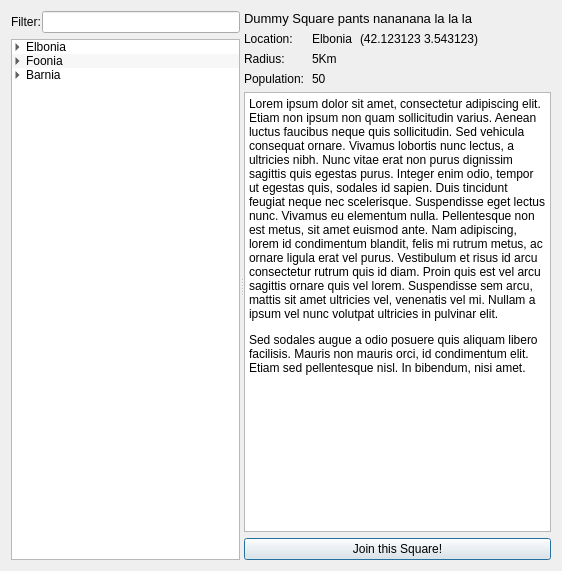
This is src/ui/square.ui in whirm/tgs-pc as Qt 5 draws it before an edit. The edited form follows.
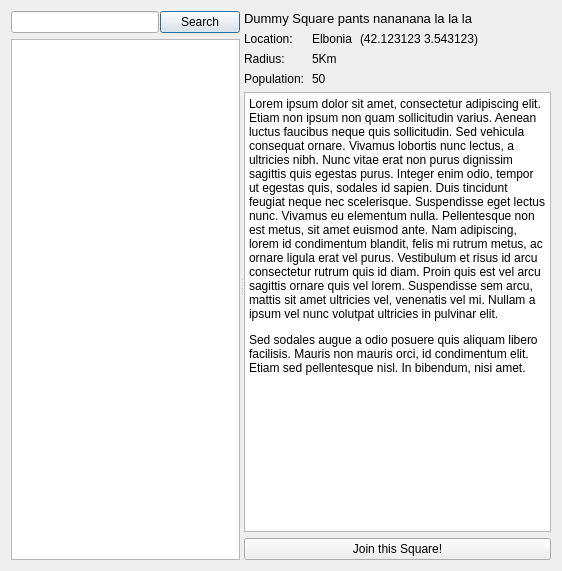
This is the edited form. Icons and pictures are not drawn.

Commit message: Implement square search functionality, testing still pending

```diff
--- a/src/ui/square.ui
+++ b/src/ui/square.ui
@@ -36,14 +36,7 @@
           <enum>QLayout::SetMaximumSize</enum>
          </property>
          <item>
-          <widget class="QLabel" name="label">
-           <property name="text">
-            <string>Filter:</string>
-           </property>
-          </widget>
-         </item>
-         <item>
-          <widget class="QLineEdit" name="lineEdit_2">
+          <widget class="QLineEdit" name="search_line">
            <property name="sizePolicy">
             <sizepolicy hsizetype="Expanding" vsizetype="Fixed">
              <horstretch>0</horstretch>
@@ -64,80 +57,17 @@
            </property>
           </widget>
          </item>
+         <item>
+          <widget class="QPushButton" name="search_btn">
+           <property name="text">
+            <string>Search</string>
+           </property>
+          </widget>
+         </item>
         </layout>
        </item>
        <item>
-        <widget class="QTreeWidget" name="treeWidget">
-         <property name="sizePolicy">
-          <sizepolicy hsizetype="Expanding" vsizetype="Expanding">
-           <horstretch>0</horstretch>
-           <verstretch>0</verstretch>
-          </sizepolicy>
-         </property>
-         <property name="maximumSize">
-          <size>
-           <width>282</width>
-           <height>16777215</height>
-          </size>
-         </property>
-         <property name="alternatingRowColors">
-          <bool>true</bool>
-         </property>
-         <property name="indentation">
-          <number>11</number>
-         </property>
-         <property name="rootIsDecorated">
-          <bool>true</bool>
-         </property>
-         <attribute name="headerVisible">
-          <bool>false</bool>
-         </attribute>
-         <column>
-          <property name="text">
-           <string>location</string>
-          </property>
-         </column>
-         <item>
-          <property name="text">
-           <string>Elbonia</string>
-          </property>
-          <item>
-           <property name="text">
-            <string>Dummy Squarepants nananan lalalal</string>
-           </property>
-          </item>
-         </item>
-         <item>
-          <property name="text">
-           <string>Foonia</string>
-          </property>
-          <item>
-           <property name="text">
-            <string>asdfasdf</string>
-           </property>
-          </item>
-         </item>
-         <item>
-          <property name="text">
-           <string>Barnia</string>
-          </property>
-          <item>
-           <property name="text">
-            <string>asdfasdfad</string>
-           </property>
-          </item>
-          <item>
-           <property name="text">
-            <string>asdfasdfasdff</string>
-           </property>
-          </item>
-          <item>
-           <property name="text">
-            <string>gfgga</string>
-           </property>
-          </item>
-         </item>
-        </widget>
+        <widget class="QListWidget" name="results_list"/>
        </item>
       </layout>
      </widget>
```
Left out of the diff: 4 changed lines with no effect on the pictures. The commit also changes 7 other files.
